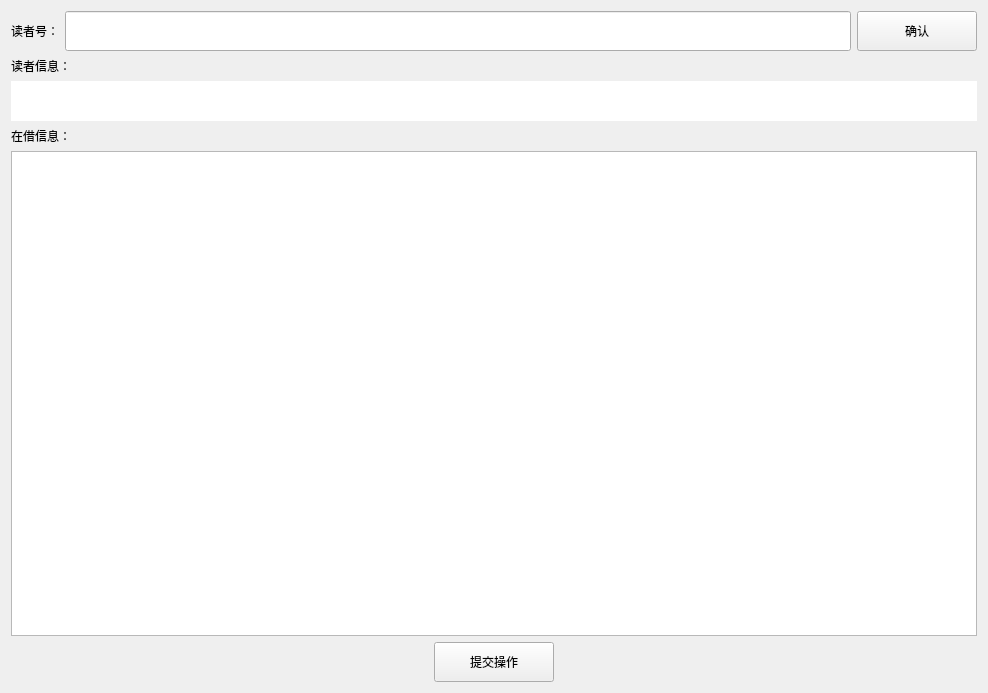
Old version of the form src/ReturnBookForm.ui in the repository zhiweij1/LibrarySystem.
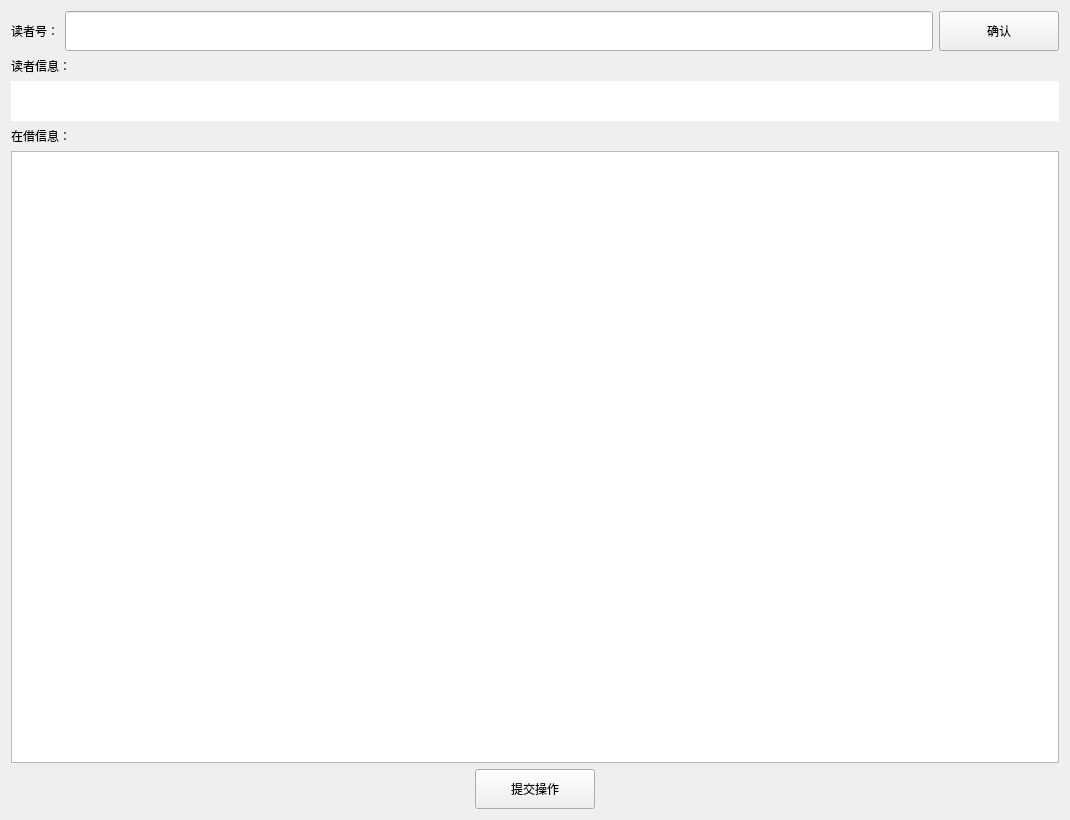
New version of the form.

Diff of the .ui file:
```diff
--- a/src/ReturnBookForm.ui
+++ b/src/ReturnBookForm.ui
@@ -6,8 +6,8 @@
    <rect>
     <x>0</x>
     <y>0</y>
-    <width>988</width>
-    <height>693</height>
+    <width>1070</width>
+    <height>820</height>
    </rect>
   </property>
   <property name="windowTitle">
```
